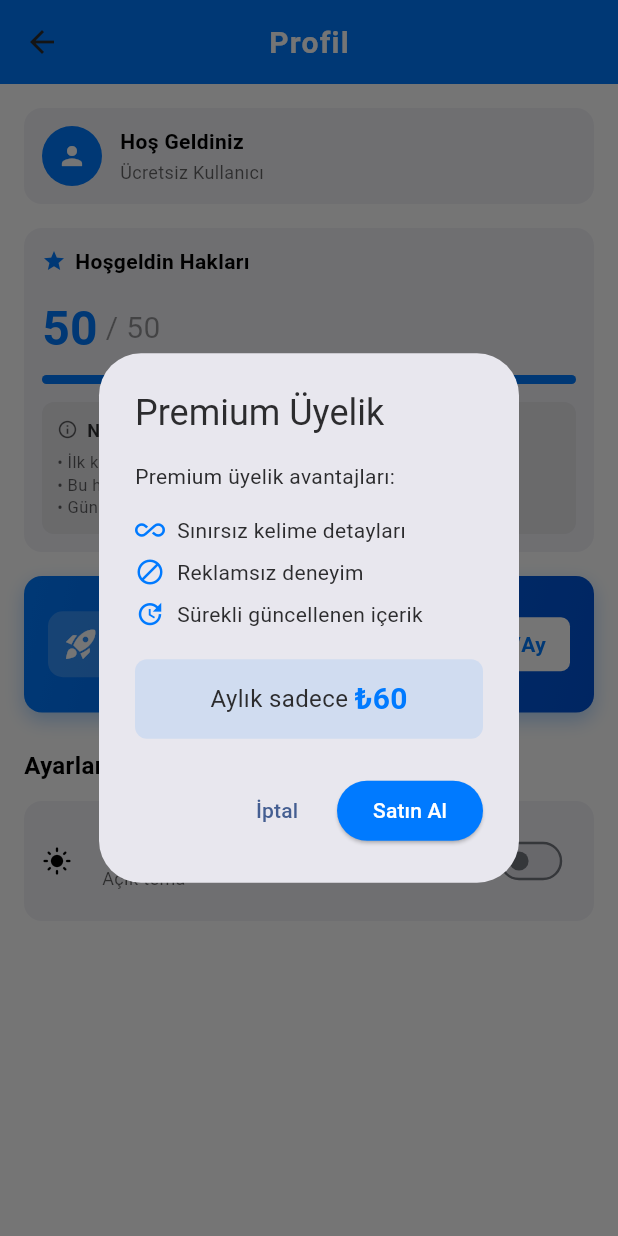
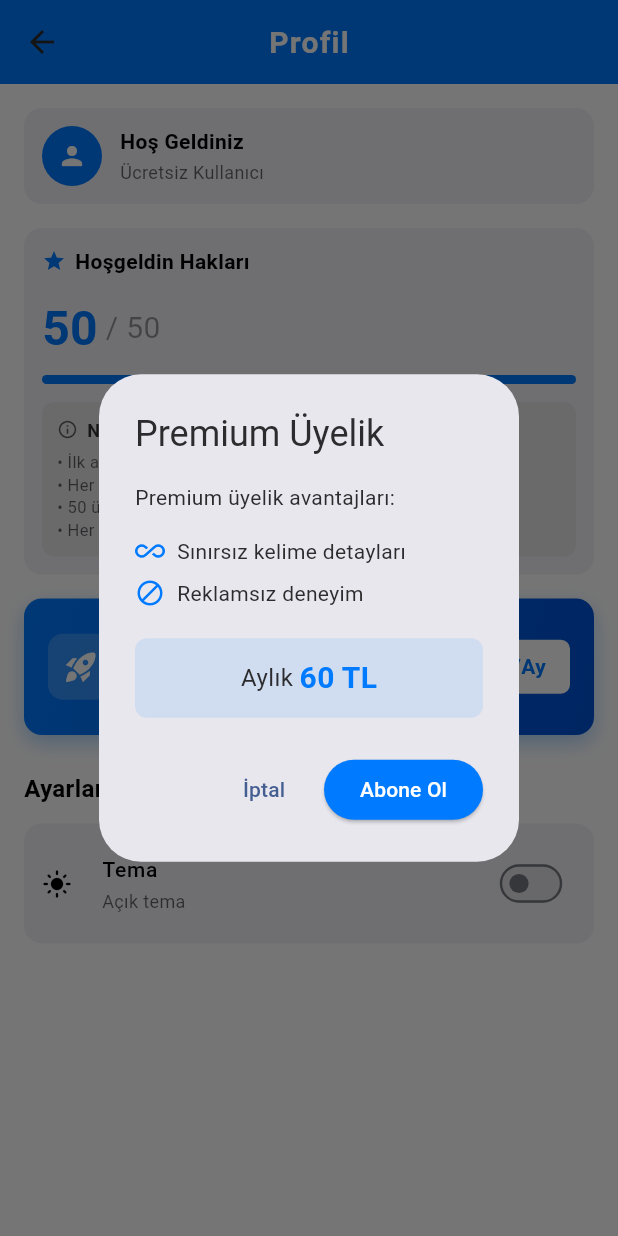
Before and after one commit to onbir53/Kavaid, a Flutter app: the ProfileScreen screen opened directly with empty values, after a tap on an icon or button, on a phone screen of 412 x 824 dp. Run offline on Flutter 3.47's test engine with Material 3 defaults, Android fonts, the phone set to English and light mode, and no system bars; our stand-ins replace connectivity_plus, device_info_plus, firebase_core, firebase_database, flutter_spinkit, google_fonts and 4 more; missing offline and left inert: in_app_purchase_android, in_app_purchase_storekit; accounts and stored records are empty; network calls fail.

Commit message:
premium soonet 4

```diff
--- a/lib/screens/home_screen.dart
+++ b/lib/screens/home_screen.dart
@@ -188,8 +188,8 @@ class _HomeScreenState extends State<HomeScreen> {
           children: [
             Text(
               _creditsService.hasInitialCredits
-                  ? 'Hoşgeldin haklarınız bitmiştir. Günlük 5 hak ile devam edebilir veya Premium\'a yükselterek sınırsız erişim kazanabilirsiniz.'
-                  : 'Günlük kelime detayı görüntüleme hakkınız bitmiştir. Yarın saat 00:00\'da yeni haklarınız yüklenecektir.',
+                  ? '50 ücretsiz hakkınız bitmiştir. Günlük yenilenen 5 hak ile devam edebilir veya Premium\'a yükselterek sınırsız erişim kazanabilirsiniz.'
+                  : 'Günlük 5 hakkınız bitmiştir. Yarın saat 00:00\'da yeni haklarınız yüklenecektir.',
               style: TextStyle(
                 fontSize: 14,
                 color: isDarkMode
--- a/lib/screens/profile_screen.dart
+++ b/lib/screens/profile_screen.dart
@@ -261,8 +261,8 @@ class _ProfileScreenState extends State<ProfileScreen> {
                           const SizedBox(height: 6),
                           Text(
                             _creditsService.hasInitialCredits
-                                ? '• İlk kurulumda 50 kelime hakkınız var\n• Bu haklar bittiğinde günlük 5 hak alırsınız\n• Günlük haklar her gün saat 00:00\'da yenilenir'
-                                : '• Her gün saat 00:00\'da 5 yeni hak kazanırsınız\n• Günlük haklar birikemez\n• Premium ile sınırsız erişim',
+                                ? '• İlk açılışta 50 ücretsiz hak kazanırsınız\n• Her kelime detayı 1 hak harcar\n• 50 ücretsiz hak bitince günlük yenilenen 5 hakkınız olur\n• Her gün saat 00:00\'da yenilenir'
+                                : '• Her gün saat 00:00\'da 5 yeni hak kazanırsınız\n• Günlük haklar birikemez\n• Premium ile sınırsız erişim\n• Telefon açıp kapama, silip yükleme sistemi bozmaz',
                             style: TextStyle(
                               fontSize: 11,
                               height: 1.4,
@@ -552,7 +552,6 @@ class _ProfileScreenState extends State<ProfileScreen> {
             const SizedBox(height: 12),
             _buildFeatureRow(Icons.all_inclusive, 'Sınırsız kelime detayları'),
             _buildFeatureRow(Icons.block, 'Reklamsız deneyim'),
-            _buildFeatureRow(Icons.update, 'Sürekli güncellenen içerik'),
             const SizedBox(height: 16),
             Container(
               padding: EdgeInsets.all(12),
@@ -564,11 +563,11 @@ class _ProfileScreenState extends State<ProfileScreen> {
                 mainAxisAlignment: MainAxisAlignment.center,
                 children: [
                   Text(
-                    'Aylık sadece ',
+                    'Aylık ',
                     style: TextStyle(fontSize: 16),
                   ),
                   Text(
-                    '₺60',
+                    '60 TL',
                     style: TextStyle(
                       fontSize: 20,
                       fontWeight: FontWeight.bold,
@@ -594,7 +593,7 @@ class _ProfileScreenState extends State<ProfileScreen> {
               backgroundColor: const Color(0xFF007AFF),
               foregroundColor: Colors.white,
             ),
-            child: const Text('Satın Al'),
+            child: const Text('Abone Ol'),
           ),
         ],
       ),
--- a/lib/widgets/recent_words_section.dart
+++ b/lib/widgets/recent_words_section.dart
@@ -438,8 +438,8 @@ class _RecentWordsSectionState extends State<RecentWordsSection> {
           children: [
             Text(
               _creditsService.hasInitialCredits
-                  ? 'Hoşgeldin haklarınız bitmiştir. Günlük 5 hak ile devam edebilir veya Premium\'a yükselterek sınırsız erişim kazanabilirsiniz.'
-                  : 'Günlük kelime detayı görüntüleme hakkınız bitmiştir. Yarın saat 00:00\'da yeni haklarınız yüklenecektir.',
+                  ? '50 ücretsiz hakkınız bitmiştir. Günlük yenilenen 5 hak ile devam edebilir veya Premium\'a yükselterek sınırsız erişim kazanabilirsiniz.'
+                  : 'Günlük 5 hakkınız bitmiştir. Yarın saat 00:00\'da yeni haklarınız yüklenecektir.',
               style: TextStyle(
                 fontSize: 14,
                 color: isDarkMode
```
Also changed, not shown: lib/services/credits_service.dart (+27 -22 lines).
